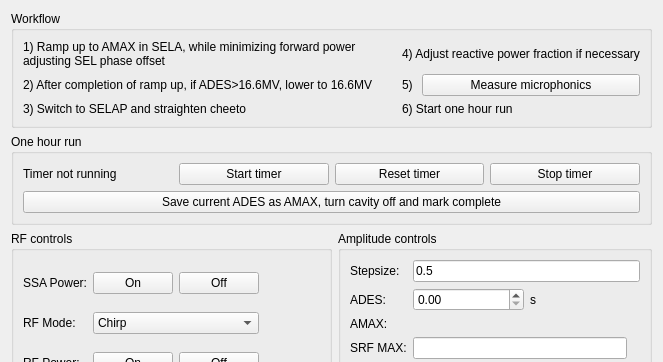
Before: the Qt Designer form cavity_commissioning/gui/rf_controls.ui in slaclab/rf_commissioning, drawn with Qt 5; both pictures show x 0 to 663 and y 0 to 362 of the 663 by 831 pixel window.
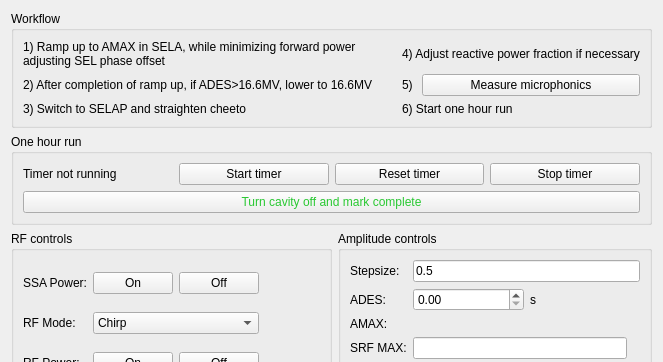
After: the same form once the commit is applied. Custom widgets are drawn as their Qt base class.

Commit message: trying to patch one hour run workflow error

```diff
--- a/cavity_commissioning/gui/rf_controls.ui
+++ b/cavity_commissioning/gui/rf_controls.ui
@@ -859,8 +859,11 @@
         <property name="toolTip">
          <string>For manual completion not using the timer</string>
         </property>
+        <property name="styleSheet">
+         <string notr="true">color: rgb(41, 200, 50);</string>
+        </property>
         <property name="text">
-         <string>Save current ADES as AMAX, turn cavity off and mark complete</string>
+         <string>Turn cavity off and mark complete</string>
         </property>
        </widget>
       </item>
```
The commit also changes 2 other files.
